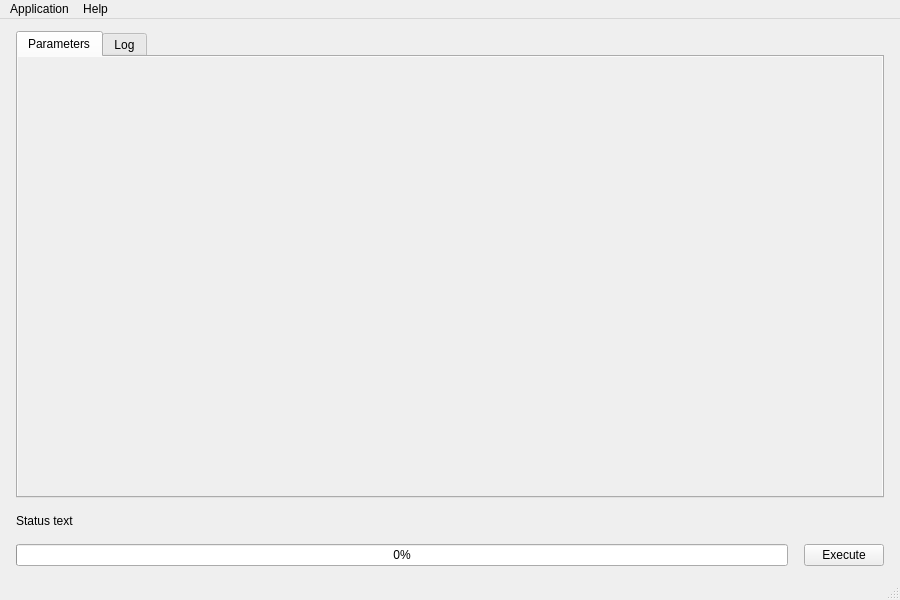
Before: the Qt Designer form Modules/Wrappers/QtWidget/src/appmainwindow.ui in orfeotoolbox/OTB, drawn with Qt 5.
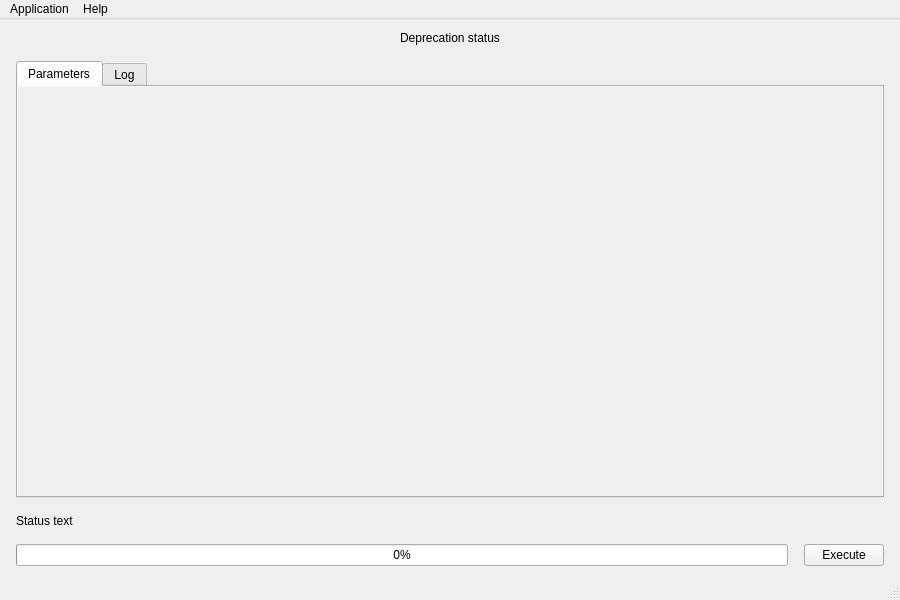
After: the same form once the commit is applied. Icons and pictures are not drawn. Custom widgets are drawn as their Qt base class.

Commit message: ENH: add a deprecation status label for deprecated applications in QtWidgetMainWindow

```diff
--- a/Modules/Wrappers/QtWidget/src/appmainwindow.ui
+++ b/Modules/Wrappers/QtWidget/src/appmainwindow.ui
@@ -34,6 +34,13 @@
     <property name="bottomMargin">
      <number>12</number>
     </property>
+    <item alignment="Qt::AlignHCenter|Qt::AlignVCenter">
+     <widget class="QLabel" name="deprecation">
+      <property name="text">
+       <string>Deprecation status</string>
+      </property>
+     </widget>
+    </item>
     <item>
      <widget class="QTabWidget" name="tabWidget">
       <property name="currentIndex">
```
The commit also changes 1 other file.
